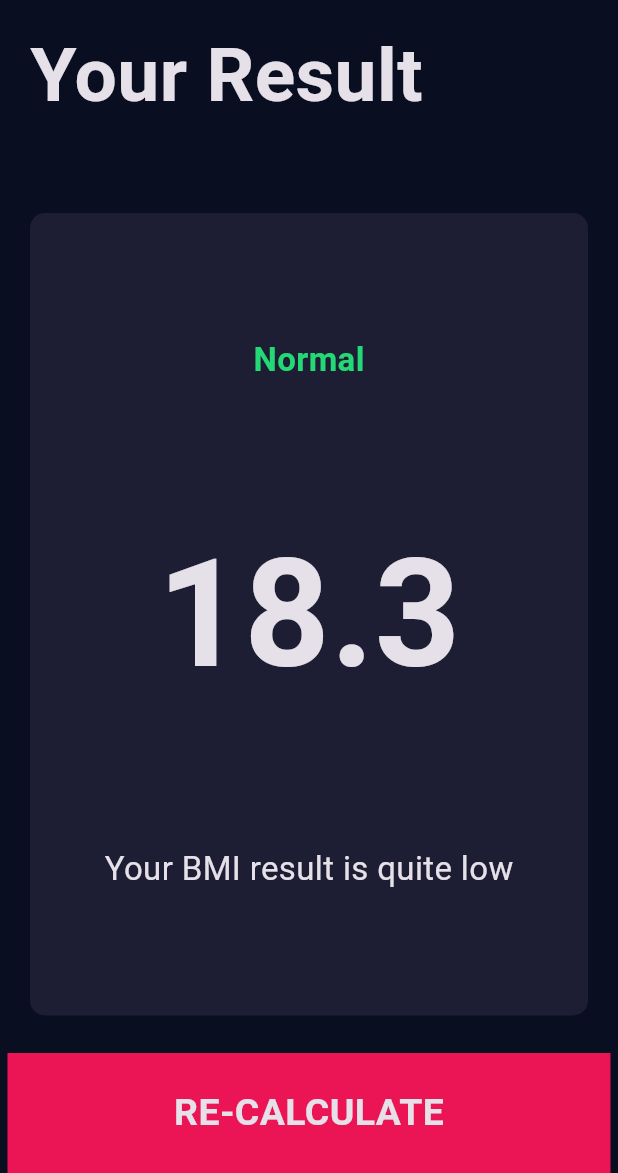
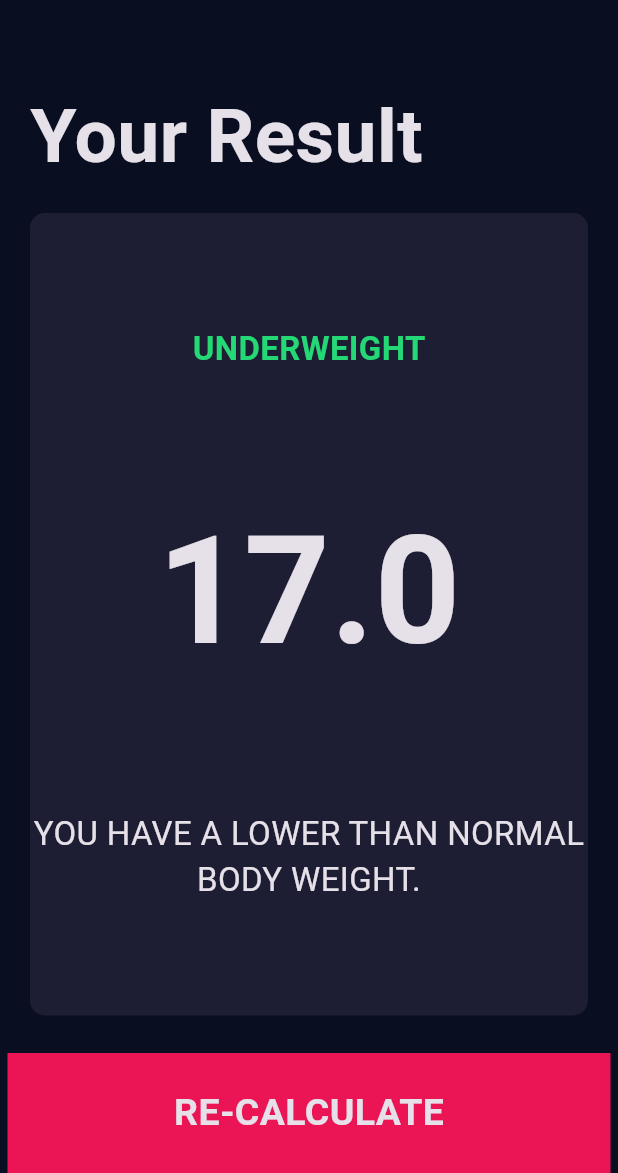
Before and after one commit to alexandraontica/bmi-calculator-flutter-app, a Flutter app: the screen it shows after launch, after a tap on "CALCULATE", on a phone screen of 412 x 824 dp, the part 63-1236 px from its top. Run offline on Flutter 3.47's test engine with Material 3 defaults, Android fonts, the phone set to English and light mode, and no system bars; our stand-ins replace font_awesome_flutter.

Commit message:
added functionality

```diff
--- /dev/null
+++ b/lib/calculator_brain.dart
@@ -0,0 +1,38 @@
+import 'dart:math';
+
+class CalculatorBrain {
+  CalculatorBrain({
+    required this.height,
+    required this.weight,
+  });
+
+  final int height;
+  final int weight;
+
+  late double _bmi;
+
+  String calculateBMI() {
+    _bmi = weight / pow(height / 100, 2);
+    return _bmi.toStringAsFixed(1);
+  }
+
+  String getResults() {
+    if (_bmi >= 25) {
+      return "Overweight";
+    } else if (_bmi > 18.5) {
+      return "Normal";
+    } else {
+      return "Underweight";
+    }
+  }
+
+  String getInterpretation() {
+    if (_bmi >= 25) {
+      return "You have a higher than normal body weight.";
+    } else if (_bmi > 18.5) {
+      return "You have a normal body weight.";
+    } else {
+      return "You have a lower than normal body weight.";
+    }
+  }
+}
--- a/lib/main.dart
+++ b/lib/main.dart
@@ -1,6 +1,5 @@
 import 'package:flutter/material.dart';
 import 'pages/input_page.dart';
-import 'pages/results_page.dart';
 
 const backgroundColor = Color(0xff0a0e21);
 
@@ -21,11 +20,7 @@ class BMICalculator extends StatelessWidget {
               fontSize: 24,
             )),
       ),
-      initialRoute: '/',
-      routes: {
-        '/': (context) => InputPage(),
-        '/results': (context) => ResultsPage(),
-      },
+      home: InputPage(),
     );
   }
 }
--- a/lib/pages/input_page.dart
+++ b/lib/pages/input_page.dart
@@ -1,10 +1,12 @@
 import 'package:bmi_calculator/components/bottom_button.dart';
+import 'package:bmi_calculator/pages/results_page.dart';
 import 'package:flutter/material.dart';
 import 'package:font_awesome_flutter/font_awesome_flutter.dart';
 import '../components/icon_content.dart';
 import '../components/reusable_card.dart';
 import '../components/round_icon_button.dart';
-import '../constants.dart';
+import 'package:bmi_calculator/constants.dart';
+import 'package:bmi_calculator/calculator_brain.dart';
 
 enum Gender {
   female,
@@ -214,7 +216,24 @@ class _InputPageState extends State<InputPage> {
           BottomButton(
             text: "CALCULATE",
             onTap: () {
-              Navigator.pushNamed(context, '/results');
+              CalculatorBrain calc = CalculatorBrain(
+                height: height,
+                weight: weight,
+              );
+
+              String bmiResult = calc.calculateBMI();
+              String resultText = calc.getResults();
+              String interpretation = calc.getInterpretation();
+
+              Navigator.push(
+                context,
+                MaterialPageRoute(
+                  builder: (context) => ResultsPage(
+                      bmiResult: bmiResult,
+                      resultText: resultText,
+                      interpretation: interpretation),
+                ),
+              );
             },
           ),
         ],
--- a/lib/pages/results_page.dart
+++ b/lib/pages/results_page.dart
@@ -4,7 +4,14 @@ import 'package:bmi_calculator/components/reusable_card.dart';
 import 'package:flutter/material.dart';
 
 class ResultsPage extends StatelessWidget {
-  const ResultsPage({super.key});
+  const ResultsPage(
+      {required this.bmiResult,
+      required this.resultText,
+      required this.interpretation});
+
+  final String bmiResult;
+  final String resultText;
+  final String interpretation;
 
   @override
   Widget build(BuildContext context) {
@@ -23,6 +30,7 @@ class ResultsPage extends StatelessWidget {
           children: [
             Expanded(
               child: Container(
+                alignment: Alignment.bottomLeft,
                 margin: const EdgeInsets.only(left: 15),
                 child: const Text(
                   "Your Result",
@@ -39,15 +47,16 @@ class ResultsPage extends StatelessWidget {
                   crossAxisAlignment: CrossAxisAlignment.center,
                   children: [
                     Text(
-                      "Normal",
+                      resultText.toUpperCase(),
                       style: kResultTextStyle,
                     ),
                     Text(
-                      "18.3",
+                      bmiResult.toUpperCase(),
                       style: kBMITextStyle,
                     ),
                     Text(
-                      "Your BMI result is quite low",
+                      interpretation.toUpperCase(),
+                      textAlign: TextAlign.center,
                       style: kBodyTextStyle,
                     ),
                   ],
@@ -56,8 +65,8 @@ class ResultsPage extends StatelessWidget {
             ),
             BottomButton(
               text: "RE-CALCULATE",
-              onTap:() {
-
+              onTap: () {
+                Navigator.pop(context);
               },
             ),
           ],
```
